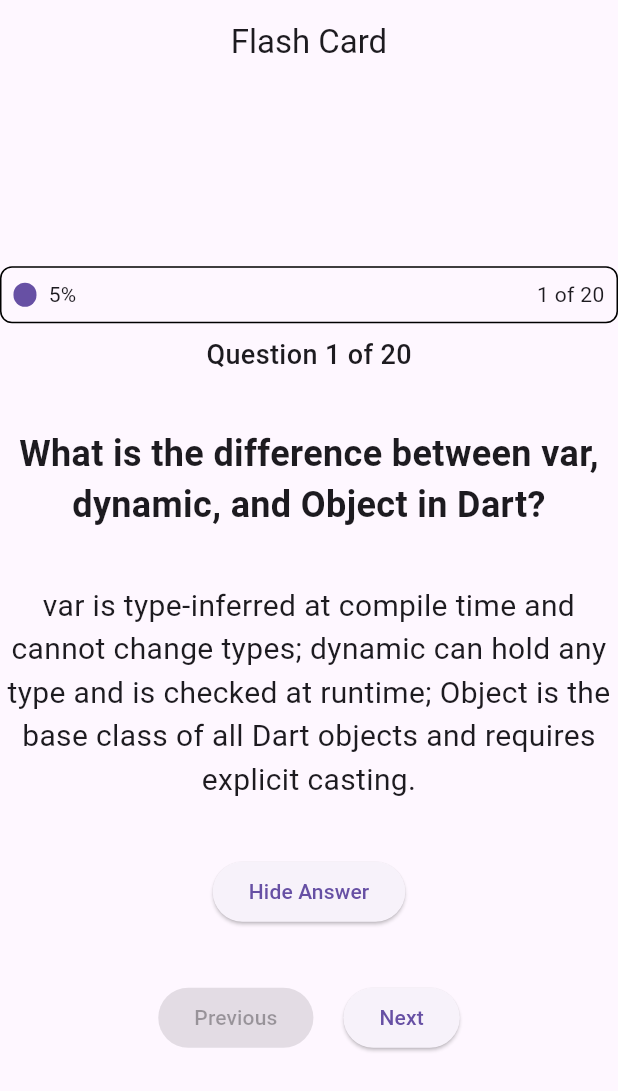
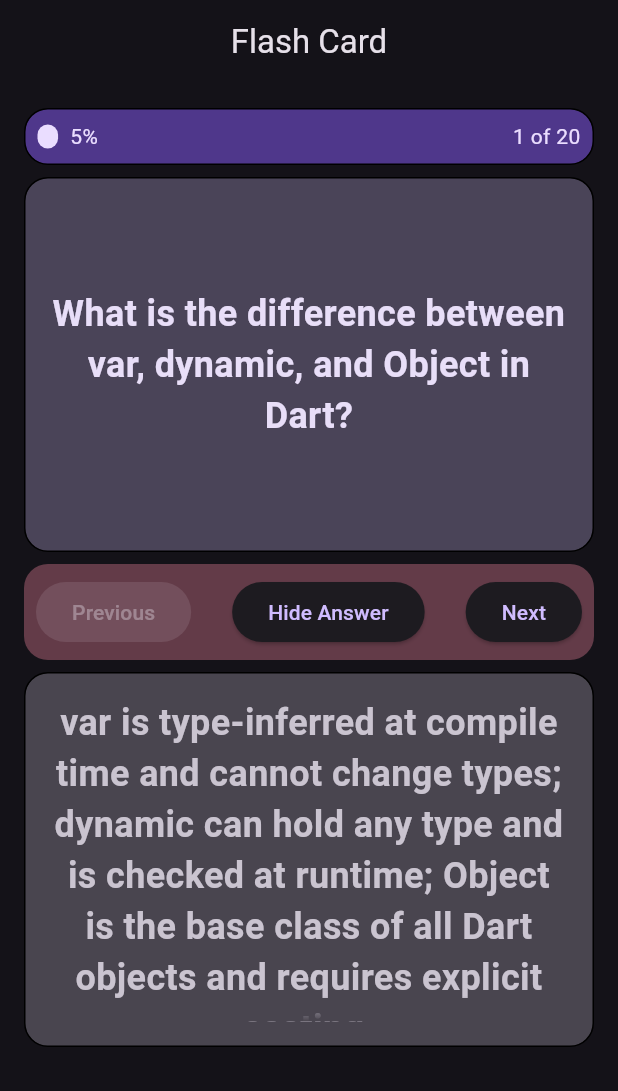
Before and after one commit to architxkumar/flash_card, a Flutter app: the screen it shows after launch, after a tap on "Show Answer", on a phone screen of 412 x 824 dp. Shown: the top 1091 px of the screen. Run offline on Flutter 3.47's test engine with Material 3 defaults, Android fonts, the phone set to English and light mode, and no system bars.

Commit message:
feat: enhance quiz UI with responsive design and new components

```diff
--- a/lib/main.dart
+++ b/lib/main.dart
@@ -11,15 +11,23 @@
   @override
   Widget build(BuildContext context) {
     return MaterialApp(
+      darkTheme: ThemeData.dark(),
+      themeMode: ThemeMode.dark,
       title: 'Flash Card',
       home: Scaffold(
         appBar: AppBar(
           centerTitle: true,
-
           title: const Text('Flash Card'),
         ),
-        body: const Center(
-          child: QuizScreenBody(),
+        body: SingleChildScrollView(
+          child: Align(
+            alignment: Alignment.topCenter,
+            child: Container(
+              constraints: const BoxConstraints(maxWidth: 600),
+              padding: const EdgeInsets.all(16.0),
+              child: const QuizScreenBody(),
+            ),
+          ),
         ),
       ),
     );
@@ -38,7 +46,7 @@
   int _currentQuestionIndex = 0;
   bool _showAnswer = false;
 
-  void onToggleAnswerVisibility() {
+  void _onToggleAnswerVisibility() {
     setState(() {
       _showAnswer = !_showAnswer;
     });
@@ -64,8 +72,6 @@
 
   @override
   Widget build(BuildContext context) {
-    bool _isNextButtonDisabled = _currentQuestionIndex >= _quizQuestions.length - 1;
-    bool _isPreviousButtonDisabled = _currentQuestionIndex <= 0;
     return Column(
       spacing: 8.0,
       crossAxisAlignment: CrossAxisAlignment.center,
@@ -75,43 +81,16 @@
           currentIndex: _currentQuestionIndex,
           totalQuestions: _quizQuestions.length,
         ),
-        Text(
-          'Question ${_currentQuestionIndex + 1} of ${_quizQuestions.length}',
-          style: const TextStyle(fontSize: 18.0, fontWeight: FontWeight.w500),
+        QuestionSection(question: _quizQuestions[_currentQuestionIndex].question),
+        CardControllerSection(
+          onPreviousQuestion: _onPreviousQuestion,
+          onNextQuestion: _onNextQuestion,
+          currentQuestionIndex: _currentQuestionIndex,
+          onToggleAnswerVisibility: _onToggleAnswerVisibility,
+          quizQuestionLength: _quizQuestions.length,
+          showAnswer: _showAnswer,
         ),
-        const SizedBox(height: 20.0),
-        Text(
-          _quizQuestions[_currentQuestionIndex].question,
-          style: const TextStyle(fontSize: 24.0, fontWeight: FontWeight.bold),
-          textAlign: TextAlign.center,
-        ),
-        const SizedBox(height: 20.0),
-        if (_showAnswer)
-          Text(
-            _quizQuestions[_currentQuestionIndex].answer,
-            style: const TextStyle(fontSize: 20.0),
-            textAlign: TextAlign.center,
-          ),
-        const SizedBox(height: 20.0),
-        ElevatedButton(
-          onPressed: onToggleAnswerVisibility,
-          child: Text(_showAnswer ? 'Hide Answer' : 'Show Answer'),
-        ),
-        const SizedBox(height: 20.0),
-        Row(
-          mainAxisAlignment: MainAxisAlignment.center,
-          children: [
-            ElevatedButton(
-              onPressed: _isPreviousButtonDisabled ? null : _onPreviousQuestion,
-              child: const Text('Previous'),
-            ),
-            const SizedBox(width: 20.0),
-            ElevatedButton(
-              onPressed: _isNextButtonDisabled ? null : _onNextQuestion,
-              child: const Text('Next'),
-            ),
-          ],
-        ),
+        if (_showAnswer) AnswerSection(answer: _quizQuestions[_currentQuestionIndex].answer),
       ],
     );
   }
@@ -127,7 +106,11 @@
   Widget build(BuildContext context) {
     final progress = ((currentIndex + 1) / totalQuestions * 100).round();
     return Container(
-      decoration: BoxDecoration(border: BoxBorder.all(), borderRadius: const BorderRadius.all(Radius.circular(8.0))),
+      decoration: BoxDecoration(
+        border: BoxBorder.all(),
+        borderRadius: const BorderRadius.all(Radius.circular(16.0)),
+        color: Theme.of(context).colorScheme.primaryContainer,
+      ),
       padding: const EdgeInsets.all(8.0),
       child: Row(
         spacing: 8.0,
@@ -138,19 +121,137 @@
             child: Container(
               decoration: BoxDecoration(
                 borderRadius: const BorderRadius.all(Radius.circular(8.0)),
-                color: Theme.of(context).colorScheme.primary,
+                color: Theme.of(context).colorScheme.onPrimaryContainer,
               ),
               height: 16,
             ),
           ),
-          Text('$progress%'),
+          Text(
+            '$progress%',
+            style: TextStyle(color: Theme.of(context).colorScheme.onPrimaryContainer),
+          ),
           Expanded(
             flex: totalQuestions - (currentIndex + 1),
             child: const SizedBox(),
           ),
-          Text('${currentIndex + 1} of $totalQuestions'),
+          Text(
+            '${currentIndex + 1} of $totalQuestions',
+            style: TextStyle(color: Theme.of(context).colorScheme.onPrimaryContainer),
+          ),
         ],
       ),
     );
   }
 }
+
+class QuestionSection extends StatelessWidget {
+  final String question;
+
+  const QuestionSection({super.key, required this.question});
+
+  @override
+  Widget build(BuildContext context) {
+    return Container(
+      padding: const EdgeInsets.all(16.0),
+      alignment: Alignment.center,
+      height: 250,
+      decoration: BoxDecoration(
+        border: BoxBorder.all(),
+        borderRadius: const BorderRadius.all(Radius.circular(16.0)),
+        color: Theme.of(context).colorScheme.secondaryContainer,
+      ),
+      child: Text(
+        question,
+        softWrap: true,
+        overflow: TextOverflow.fade,
+        style: TextStyle(
+          fontSize: 24.0,
+          fontWeight: FontWeight.bold,
+          color: Theme.of(context).colorScheme.onSecondaryContainer,
+        ),
+        textAlign: TextAlign.center,
+      ),
+    );
+  }
+}
+
+class CardControllerSection extends StatelessWidget {
+  final void Function() onPreviousQuestion;
+  final void Function() onNextQuestion;
+  final void Function() onToggleAnswerVisibility;
+  final bool showAnswer;
+  final int currentQuestionIndex;
+  final int quizQuestionLength;
+
+  const CardControllerSection({
+    super.key,
+    required this.onPreviousQuestion,
+    required this.onNextQuestion,
+    required this.onToggleAnswerVisibility,
+    required this.showAnswer,
+    required this.currentQuestionIndex,
+    required this.quizQuestionLength,
+  });
+
+  @override
+  Widget build(BuildContext context) {
+    return Container(
+      padding: EdgeInsets.all(8.0),
+      decoration: BoxDecoration(
+        color: Theme.of(context).colorScheme.tertiaryContainer,
+        borderRadius: BorderRadius.circular(16.0),
+      ),
+      width: double.infinity,
+      child: Wrap(
+        alignment: WrapAlignment.spaceBetween,
+        crossAxisAlignment: WrapCrossAlignment.center,
+        runAlignment: WrapAlignment.center,
+        children: [
+          ElevatedButton(
+            onPressed: currentQuestionIndex <= 0 ? null : onPreviousQuestion,
+            child: const Text('Previous'),
+          ),
+          ElevatedButton(
+            onPressed: onToggleAnswerVisibility,
+            child: Text(showAnswer ? 'Hide Answer' : 'Show Answer'),
+          ),
+          ElevatedButton(
+            onPressed: currentQuestionIndex >= (quizQuestions.length - 1) ? null : onNextQuestion,
+            child: const Text('Next'),
+          ),
+        ],
+      ),
+    );
+  }
+}
+
+class AnswerSection extends StatelessWidget {
+  final String answer;
+
+  const AnswerSection({super.key, required this.answer});
+
+  @override
+  Widget build(BuildContext context) {
+    return Container(
+      padding: const EdgeInsets.all(16.0),
+      alignment: Alignment.center,
+      height: 250,
+      decoration: BoxDecoration(
+        border: BoxBorder.all(),
+        borderRadius: const BorderRadius.all(Radius.circular(16.0)),
+        color: Theme.of(context).colorScheme.surfaceVariant,
+      ),
+      child: Text(
+        answer,
+        softWrap: true,
+        overflow: TextOverflow.fade,
+        style: TextStyle(
+          fontSize: 24.0,
+          fontWeight: FontWeight.bold,
+          color: Theme.of(context).colorScheme.onSurfaceVariant,
+        ),
+        textAlign: TextAlign.center,
+      ),
+    );
+  }
+}
```
